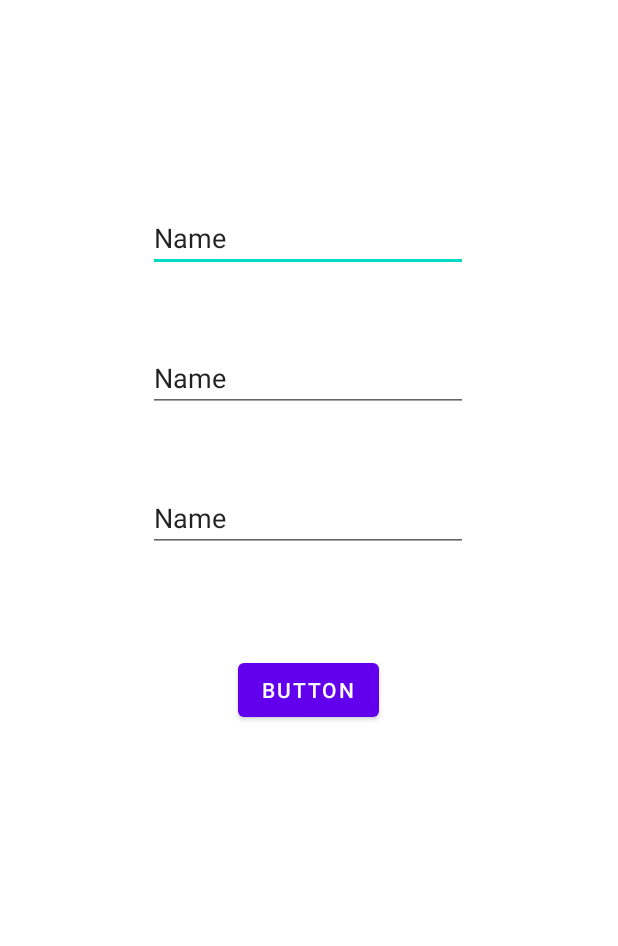
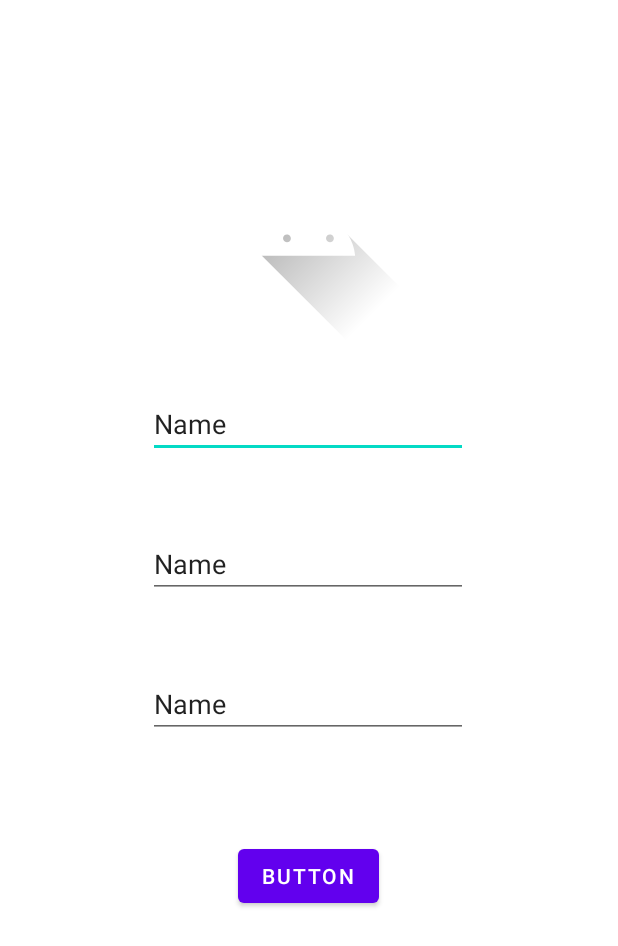
Before and after one commit to andeby00/JanesBuns, an Android app: the AddBunActivity screen opened directly, with no data from a screen before it, on a phone screen of 412 x 824 dp. Shown: the top 946 px of the screen. Run offline under Robolectric (Android 15) with nearby library versions, the phone set to English and light mode, and no system bars; our stand-ins replace Firebase (no records; nobody signed in at launch, a user with empty details on screens opened directly); pictures from the network do not load.

```diff
--- a/app/src/main/java/dk/au/mad22spring/janesbuns/activities/AddBunActivity.java
+++ b/app/src/main/java/dk/au/mad22spring/janesbuns/activities/AddBunActivity.java
@@ -29,9 +29,7 @@ public class AddBunActivity extends AppCompatActivity {
     private static final String TAG = "AddBunActivity";
 
     FirebaseFirestore db;
-    StorageReference mStorageRef;
-
-
+    StorageReference storageRef;
 
     EditText name, amount, price;
     Button butt2;
@@ -54,7 +52,7 @@ public class AddBunActivity extends AppCompatActivity {
         image.setOnClickListener(view -> selectImage());
 
         db = FirebaseFirestore.getInstance();
-        mStorageRef = FirebaseStorage.getInstance().getReference();
+        storageRef = FirebaseStorage.getInstance().getReference();
     }
 
     private void selectImage() {
@@ -83,22 +81,22 @@ public class AddBunActivity extends AppCompatActivity {
     }
 
     private void addBun() {
-                CreamBun creamBun = new CreamBun(
-                name.getText().toString(),
-                Integer.parseInt(amount.getText().toString()),
-                Double.parseDouble(price.getText().toString())
-        );
 
-        db.collection("creamBuns").add(creamBun);
-        StorageReference storageReference = mStorageRef.child("images/test1.jpg");
+        StorageReference storageReference = storageRef.child("CreamBuns/test3.jpg");
 
         storageReference.putFile(imgUri)
                 .addOnSuccessListener(new OnSuccessListener<UploadTask.TaskSnapshot>() {
                     @Override
                     public void onSuccess(UploadTask.TaskSnapshot taskSnapshot) {
-                        // Get a URL to the uploaded content
-                        Log.d(TAG, "onSuccess: " + taskSnapshot.getMetadata());
-                        //Uri downloadUrl = taskSnapshot.getDownloadUrl();
+                        Log.d(TAG, "onSuccess: " + taskSnapshot.getMetadata().getPath());
+                        CreamBun creamBun = new CreamBun(
+                                name.getText().toString(),
+                                Integer.parseInt(amount.getText().toString()),
+                                Double.parseDouble(price.getText().toString()),
+                                taskSnapshot.getMetadata().getPath()
+                        );
+
+                        db.collection("creamBuns").add(creamBun);
                     }
                 })
                 .addOnFailureListener(new OnFailureListener() {
@@ -106,17 +104,8 @@ public class AddBunActivity extends AppCompatActivity {
                     public void onFailure(@NonNull Exception exception) {
                         Log.d(TAG, "onFailure: image");
                     }
-                })
-                .addOnCompleteListener(new OnCompleteListener() {
-                    @Override
-                    public void onComplete(@NonNull Task task) {
-                        if (task.isSuccessful()) {
+                });
 
-                            Log.d(TAG, "onComplete: " + task.getResult());
-                        } else {
-                        }
-                    }
-                });
         finish();
     }
 }
--- a/app/src/main/java/dk/au/mad22spring/janesbuns/models/CreamBun.java
+++ b/app/src/main/java/dk/au/mad22spring/janesbuns/models/CreamBun.java
@@ -4,16 +4,19 @@ public class CreamBun {
     public String name;
     public Integer amount;
     public Double price;
+    public String uri;
 
-    public CreamBun(String name, Integer amount, Double price) {
+    public CreamBun(String name, Integer amount, Double price, String uri) {
         this.name = name;
         this.amount = amount;
         this.price = price;
+        this.uri = uri;
     }
 
     public CreamBun() {
         this.name = "";
         this.amount = 0;
         this.price = .0;
+        this.uri = "";
     }
 }
--- a/app/src/main/res/layout/activity_add_bun.xml
+++ b/app/src/main/res/layout/activity_add_bun.xml
@@ -10,14 +10,14 @@
         android:id="@+id/editTextTextPersonName"
         android:layout_width="wrap_content"
         android:layout_height="wrap_content"
-        android:layout_marginTop="56dp"
+        android:layout_marginTop="260dp"
         android:ems="10"
         android:inputType="textPersonName"
         android:text="Name"
         app:layout_constraintEnd_toEndOf="parent"
         app:layout_constraintHorizontal_bias="0.497"
         app:layout_constraintStart_toStartOf="parent"
-        app:layout_constraintTop_toBottomOf="@+id/imgAddBunImage" />
+        app:layout_constraintTop_toTopOf="parent" />
 
     <EditText
         android:id="@+id/editTextTextPersonName3"
@@ -58,13 +58,16 @@
 
     <ImageView
         android:id="@+id/imgAddBunImage"
-        android:layout_width="wrap_content"
-        android:layout_height="wrap_content"
-        android:layout_marginTop="80dp"
+        android:layout_width="146dp"
+        android:layout_height="162dp"
+        android:layout_marginTop="76dp"
+        app:layout_constraintBottom_toTopOf="@+id/editTextTextPersonName"
         app:layout_constraintEnd_toEndOf="parent"
         app:layout_constraintHorizontal_bias="0.498"
         app:layout_constraintStart_toStartOf="parent"
         app:layout_constraintTop_toTopOf="parent"
+        app:layout_constraintVertical_bias="0.0"
+        app:srcCompat="@drawable/ic_launcher_foreground"
         tools:srcCompat="@tools:sample/avatars" />
 
 </androidx.constraintlayout.widget.ConstraintLayout>
```
Also changed, not shown: app/build.gradle (+11 -4 lines), app/src/main/java/dk/au/mad22spring/janesbuns/CreamBunAdapter.java (+10 -2 lines).
